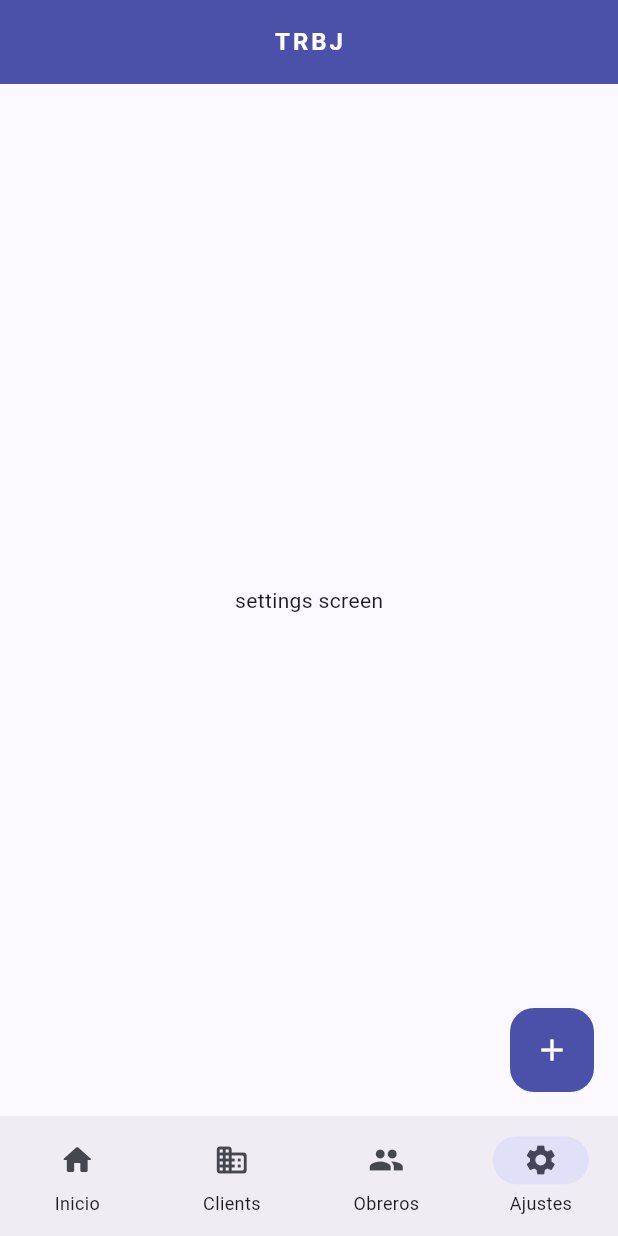
After one commit to Simo672K/trbj, a Flutter app: the screen it shows after launch, item 4 of the bottom bar chosen, on a phone screen of 412 x 824 dp. The commit adds this screen. Run offline on Flutter 3.47's test engine with Material 3 defaults, Android fonts, the phone set to English and light mode, and no system bars.

Commit message:
feat: setup screens navigation through bottomNavigationBar

```diff
--- a/lib/src/app.dart
+++ b/lib/src/app.dart
@@ -1,5 +1,5 @@
 import 'package:flutter/material.dart';
-import 'package:trbj/src/features/home/presentation/home_screen/home_screen.dart';
+import 'package:trbj/src/features/init/presentation/init_screen/init_screen.dart';
 import 'package:trbj/src/theme/app_theme.dart';
 
 class App extends StatelessWidget {
@@ -10,7 +10,7 @@ class App extends StatelessWidget {
     return MaterialApp(
       title: 'Flutter Demo',
       theme: appTheme,
-      home: HomeScreen(),
+      home: InitScreen(),
     );
   }
 }
--- /dev/null
+++ b/lib/src/features/client/presentation/client_screen/client_screen.dart
@@ -0,0 +1,10 @@
+import 'package:flutter/material.dart';
+
+class ClientScreen extends StatelessWidget {
+  const ClientScreen({super.key});
+
+  @override
+  Widget build(BuildContext context) {
+    return SafeArea(child: Center(child: Text("client screen")));
+  }
+}
--- /dev/null
+++ b/lib/src/features/init/presentation/init_screen/init_screen.dart
@@ -0,0 +1,35 @@
+import 'package:flutter/material.dart';
+import 'package:trbj/src/features/client/presentation/client_screen/client_screen.dart';
+import 'package:trbj/src/features/employee/presentation/employee_screen/employee_screen.dart';
+import 'package:trbj/src/features/home/presentation/home_screen/home_screen.dart';
+import 'package:trbj/src/features/home/presentation/widgets/action_btn.dart';
+import 'package:trbj/src/features/init/presentation/navigation_bar/nav_bar.dart';
+import 'package:trbj/src/features/init/presentation/navigation_bar/navbar_notifier.dart';
+import 'package:trbj/src/features/settings/presentation/settings_screen/settings_screen.dart';
+
+final List<Widget> screens = [
+  HomeScreen(),
+  ClientScreen(),
+  EmployeeScreen(),
+  SettingsScreen(),
+];
+
+class InitScreen extends StatelessWidget {
+  const InitScreen({super.key});
+
+  @override
+  Widget build(BuildContext context) {
+    return Scaffold(
+      appBar: AppBar(title: Text("Trbj".toUpperCase())),
+      body: ValueListenableBuilder(
+        valueListenable: screenIndex,
+        builder: (context, index, child) {
+          return screens[index];
+        },
+      ),
+      floatingActionButton: ActionBtn(),
+
+      bottomNavigationBar: NavBar(),
+    );
+  }
+}
--- /dev/null
+++ b/lib/src/features/init/presentation/navigation_bar/nav_bar.dart
@@ -0,0 +1,34 @@
+import 'package:flutter/material.dart';
+import 'package:trbj/src/features/init/presentation/navigation_bar/navbar_notifier.dart';
+
+class NavBar extends StatelessWidget {
+  const NavBar({super.key});
+
+  @override
+  Widget build(BuildContext context) {
+    return ValueListenableBuilder(
+      valueListenable: screenIndex,
+      builder: (context, selectedIndex, child) {
+        return NavigationBar(
+          onDestinationSelected: (int index) {
+            screenIndex.value = index;
+          },
+
+          selectedIndex: selectedIndex,
+          destinations: [
+            NavigationDestination(
+              icon: Icon(Icons.home_rounded),
+              label: "Inicio",
+            ),
+            NavigationDestination(
+              icon: Icon(Icons.business_rounded),
+              label: "Clients",
+            ),
+            NavigationDestination(icon: Icon(Icons.people), label: "Obreros"),
+            NavigationDestination(icon: Icon(Icons.settings), label: "Ajustes"),
+          ],
+        );
+      },
+    );
+  }
+}
--- /dev/null
+++ b/lib/src/features/init/presentation/navigation_bar/navbar_notifier.dart
@@ -0,0 +1,3 @@
+import 'package:flutter/material.dart';
+
+final ValueNotifier<int> screenIndex = ValueNotifier(0);
--- /dev/null
+++ b/lib/src/features/settings/presentation/settings_screen/settings_screen.dart
@@ -0,0 +1,10 @@
+import 'package:flutter/material.dart';
+
+class SettingsScreen extends StatelessWidget {
+  const SettingsScreen({super.key});
+
+  @override
+  Widget build(BuildContext context) {
+    return SafeArea(child: Center(child: Text("settings screen")));
+  }
+}
```
Also changed, not shown: lib/src/features/employee/presentation/employee_screen/employee_screen.dart (added, +10 -0 lines), lib/src/features/home/presentation/home_screen/home_screen.dart (+3 -14 lines), lib/src/features/home/presentation/navigation_bar/nav_bar.dart (deleted, +0 -33 lines).
